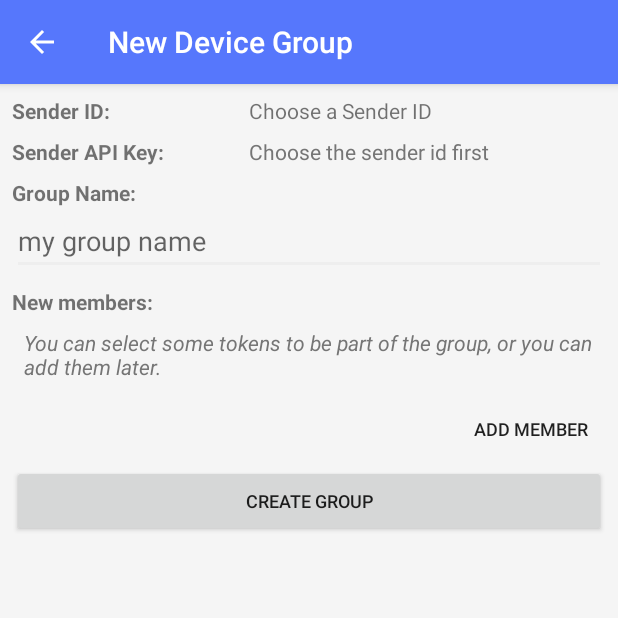
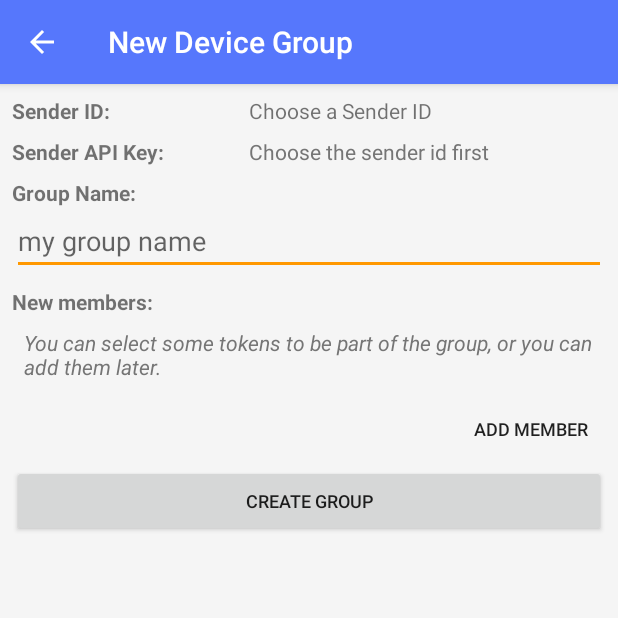
Before and after one commit to google/gcm, an Android app: the GroupActivity screen opened directly, with no data from a screen before it, on a phone screen of 412 x 824 dp, the top half of it. Run offline under Robolectric (Android 15) with nearby library versions, the phone set to English and light mode, and no system bars.

Commit message:
Set the colorAccent to orange and improve style.
- also bump to v4
- Before the controls where transparent-grey when selectedm, now they are orange.
- New activated_background_indicator drawable to color the selected main menu item with grey.
- Set a style (background color and status bar color) to action mode (text copy&paste)
Action mode was particularly bad before because it was going in conflict with the theme.

Change-Id: Ia0e2ddb90cd999fe6d7a63c262f839cf5a93c78a

```diff
--- a/build.gradle
+++ b/build.gradle
@@ -31,8 +31,8 @@ android {
         applicationId "com.google.android.gcm.demo"
         minSdkVersion 15
         targetSdkVersion 22
-        versionCode 3
-        versionName "3.0"
+        versionCode 4
+        versionName "4.0"
     }
     buildTypes {
         release {
--- /dev/null
+++ b/src/main/res/drawable-xxhdpi/activated_background_indicator.xml
@@ -0,0 +1,20 @@
+<?xml version="1.0" encoding="utf-8"?>
+<!--
+Copyright 2015 Google Inc. All Rights Reserved.
+
+Licensed under the Apache License, Version 2.0 (the "License");
+you may not use this file except in compliance with the License.
+You may obtain a copy of the License at
+
+    http://www.apache.org/licenses/LICENSE-2.0
+
+Unless required by applicable law or agreed to in writing, software
+distributed under the License is distributed on an "AS IS" BASIS,
+WITHOUT WARRANTIES OR CONDITIONS OF ANY KIND, either express or implied.
+See the License for the specific language governing permissions and
+limitations under the License.
+-->
+<selector xmlns:android="http://schemas.android.com/apk/res/android">
+    <item android:state_activated="true" android:drawable="@color/grey_200" />
+    <item android:drawable="@android:color/transparent" />
+</selector>
--- a/src/main/res/values/themes.xml
+++ b/src/main/res/values/themes.xml
@@ -21,8 +21,9 @@ limitations under the License.
 
         <item name="colorPrimary">@color/blue_500</item>
         <item name="colorPrimaryDark">@color/blue_700</item>
-        <item name="colorAccent">@color/grey_200</item>
+        <item name="colorAccent">@color/orange_500</item>
 
+        <item name="android:actionModeBackground">@color/blue_700</item>
         <item name="android:windowBackground">@color/grey_50</item>
 
         <!-- Toolbar -->
@@ -32,6 +33,8 @@ limitations under the License.
 
         <item name="android:buttonStyle">@style/Button</item>
         <item name="android:editTextStyle">@style/EditText</item>
+
+        <item name="android:activatedBackgroundIndicator">@drawable/activated_background_indicator</item>
     </style>
 
     <!-- Application Theme -->
@@ -81,4 +84,6 @@ limitations under the License.
     <color name="grey_500">#757575</color>
     <color name="blue_500">#5677FC</color>
     <color name="blue_700">#455EDE</color>
+    <color name="blue_900">#1A237E</color>
+    <color name="orange_500">#FF9800</color>
 </resources>
```
Also changed, not shown: src/main/java/com/google/android/gcm/demo/ui/MainActivity.java (+20 -0 lines).
